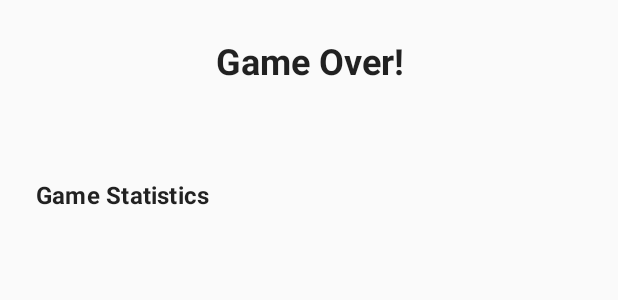
After one commit to JohannesGrobelski/Fairy-Chess, an Android app: the layout dialog_game_end.xml on its own in the app's theme, with its tools: preview values and no code run, on a phone screen of 412 x 824 dp. The commit adds this screen. Shown: the top 300 px of the screen. Run offline under Robolectric (Android 15) with nearby library versions, the phone set to English and light mode, and no system bars.

Commit message:
implement game over popup

```diff
--- a/app/build.gradle
+++ b/app/build.gradle
@@ -130,6 +130,9 @@ dependencies {
     implementation 'androidx.constraintlayout:constraintlayout:2.1.4'
     implementation 'androidx.legacy:legacy-support-v4:1.0.0'
 
+    //Views and Styling
+    implementation 'com.google.android.material:material:1.9.0'  // Use latest version
+
     // Room
     implementation 'androidx.room:room-runtime:2.6.1'
     annotationProcessor 'androidx.room:room-compiler:2.6.1'
--- a/app/src/main/java/emerald/apps/fairychess/controller/MainActivityListener.kt
+++ b/app/src/main/java/emerald/apps/fairychess/controller/MainActivityListener.kt
@@ -29,6 +29,7 @@ class MainActivityListener() : View.OnClickListener, MultiplayerDBSearchInterfac
 
     lateinit var userNameDialog : AlertDialog
     var joinWaitDialog : AlertDialog? = null
+    var createDialog : AlertDialog? = null
     private var launchedGamesMap = mutableMapOf<String, Boolean>()
 
     private lateinit var userName:String
@@ -217,7 +218,7 @@ class MainActivityListener() : View.OnClickListener, MultiplayerDBSearchInterfac
             difficultyModes
         )
         val btn_create_game = createDialogView.findViewById<Button>(R.id.btn_createGame_create_game)
-        val createDialog = AlertDialog.Builder(mainActivity).setView(createDialogView).create()
+        createDialog = AlertDialog.Builder(mainActivity).setView(createDialogView).create()
 
         btn_create_game.setOnClickListener{
             gameParameters.name = spinner_gameName.selectedItem.toString().toLowerCase()
@@ -230,7 +231,7 @@ class MainActivityListener() : View.OnClickListener, MultiplayerDBSearchInterfac
             start_gameWithParameters(gameData,gameParameters)
         }
 
-        createDialog.show()
+        createDialog?.show()
     }
 
     /** alert dialog to search for online games  */
@@ -358,6 +359,7 @@ class MainActivityListener() : View.OnClickListener, MultiplayerDBSearchInterfac
     fun start_gameWithParameters(gameData: MultiplayerDB.GameData, gameParameters: GameParameters){
         launchedGamesMap[gameData.gameId] = true
         joinWaitDialog?.dismiss()
+        createDialog?.dismiss()
 
         val intent = Intent(mainActivity, ChessActivity::class.java)
         intent.putExtra(gameIdExtra, gameData.gameId)
--- a/app/src/main/java/emerald/apps/fairychess/model/Chessgame.kt
+++ b/app/src/main/java/emerald/apps/fairychess/model/Chessgame.kt
@@ -9,6 +9,7 @@ import emerald.apps.fairychess.model.multiplayer.MultiplayerDB
 import emerald.apps.fairychess.view.ChessActivity
 
 class Chessgame() {
+
 
     private lateinit var chessboard: Chessboard
 
@@ -24,7 +25,7 @@ class Chessgame() {
         gameData: MultiplayerDB.GameData,
         gameParameters: MainActivityListener.GameParameters
     ) : this() {
-        chessboard = Chessboard(gameParameters.name, gameParameters.difficulty)
+        chessboard = Chessboard(gameParameters)
 
         this.gameData = gameData
         this.gameParameters = gameParameters
--- /dev/null
+++ b/app/src/main/res/layout/dialog_game_end.xml
@@ -0,0 +1,40 @@
+<?xml version="1.0" encoding="utf-8"?>
+<LinearLayout xmlns:android="http://schemas.android.com/apk/res/android"
+    android:layout_width="match_parent"
+    android:layout_height="wrap_content"
+    android:orientation="vertical"
+    android:padding="24dp">
+
+    <TextView
+        android:layout_width="match_parent"
+        android:layout_height="wrap_content"
+        android:text="Game Over!"
+        android:textAlignment="center"
+        android:textAppearance="@style/TextAppearance.MaterialComponents.Headline5"
+        android:textStyle="bold"
+        android:layout_marginBottom="16dp"/>
+
+    <TextView
+        android:id="@+id/tvWinner"
+        android:layout_width="match_parent"
+        android:layout_height="wrap_content"
+        android:textAlignment="center"
+        android:textAppearance="@style/TextAppearance.MaterialComponents.Subtitle1"
+        android:layout_marginBottom="24dp"/>
+
+    <TextView
+        android:layout_width="match_parent"
+        android:layout_height="wrap_content"
+        android:text="Game Statistics"
+        android:textAppearance="@style/TextAppearance.MaterialComponents.Subtitle1"
+        android:textStyle="bold"
+        android:layout_marginBottom="8dp"/>
+
+    <TextView
+        android:id="@+id/tvStatistics"
+        android:layout_width="match_parent"
+        android:layout_height="wrap_content"
+        android:textAppearance="@style/TextAppearance.MaterialComponents.Body1"
+        android:lineSpacingExtra="4dp"/>
+
+</LinearLayout>
```
Also changed, not shown: app/src/main/java/emerald/apps/fairychess/controller/ChessActivityListener.kt (+47 -15 lines), app/src/main/java/emerald/apps/fairychess/model/board/Chessboard.kt (+47 -15 lines), app/src/main/res/values/styles.xml (+20 -2 lines).
